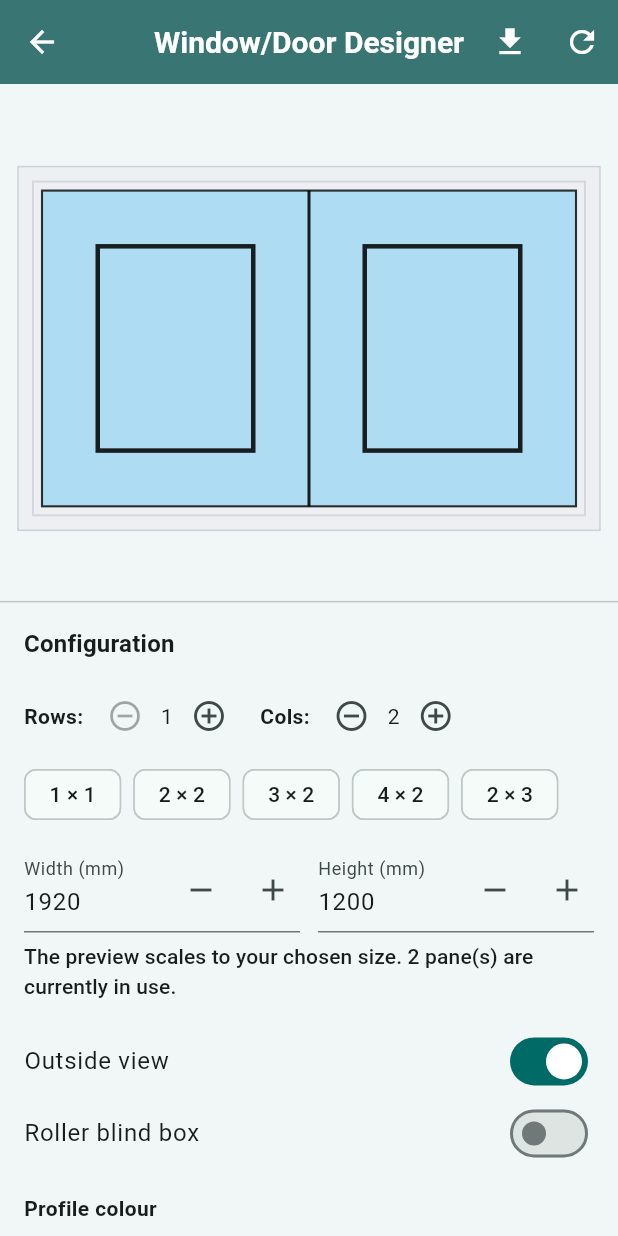
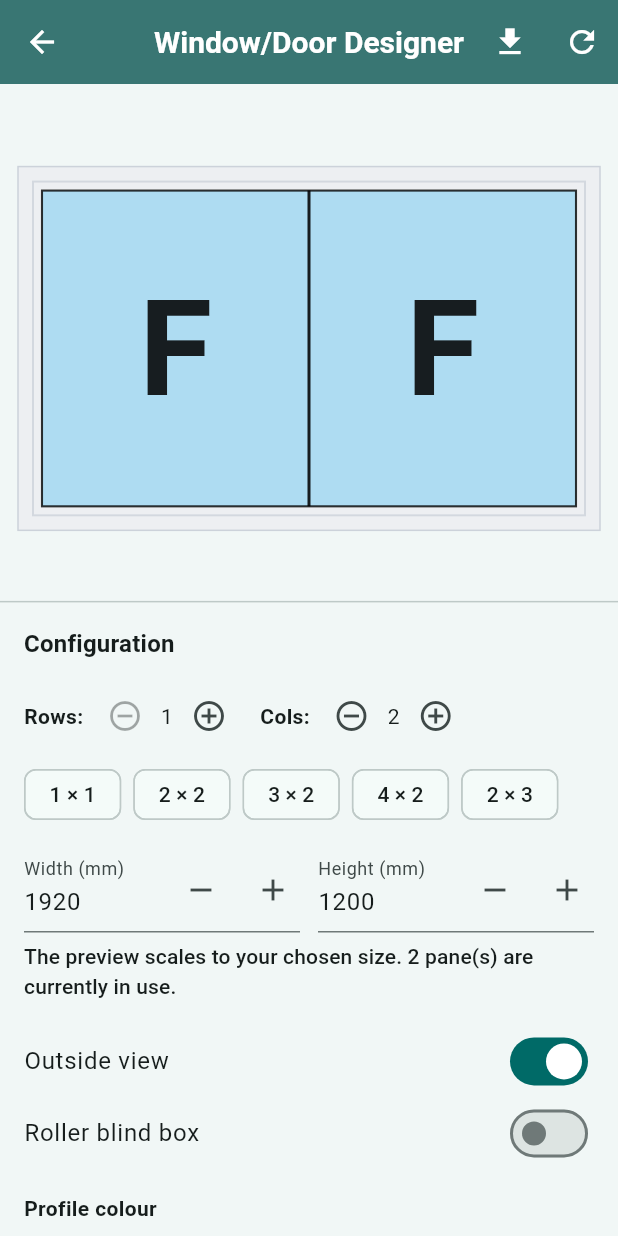
Before and after one commit to drilonkrivaqa/crystal_upvc, a Flutter app: the WindowDoorDesignerPage screen opened directly, on a phone screen of 412 x 824 dp. Run offline on Flutter 3.47's test engine with Material 3 defaults, Android fonts, the phone set to English and light mode, and no system bars; our stand-ins replace file_picker, flutter_animate, hive, hive_flutter, image_picker, pdf and 1 more; accounts and stored records are empty.

Commit message:
Add fixed sash F glyph

```diff
--- a/lib/pages/window_door_designer_page.dart
+++ b/lib/pages/window_door_designer_page.dart
@@ -1265,9 +1265,23 @@ class _SashGlyphRenderer {
   }
 
   static void _drawFixed(Canvas canvas, Rect r, Paint paint) {
-    final inset = r.shortestSide * 0.18;
-    final rect = r.deflate(inset);
-    canvas.drawRect(rect, paint);
+    final fontSize = r.shortestSide * 0.55;
+    final textPainter = TextPainter(
+      text: TextSpan(
+        text: 'F',
+        style: TextStyle(
+          color: paint.color,
+          fontSize: fontSize,
+          fontWeight: FontWeight.w700,
+        ),
+      ),
+      textDirection: TextDirection.ltr,
+    )..layout();
+    final offset = Offset(
+      r.center.dx - textPainter.width / 2,
+      r.center.dy - textPainter.height / 2,
+    );
+    textPainter.paint(canvas, offset);
   }
 
   static void _drawCasement(Canvas canvas, Rect r,
```
